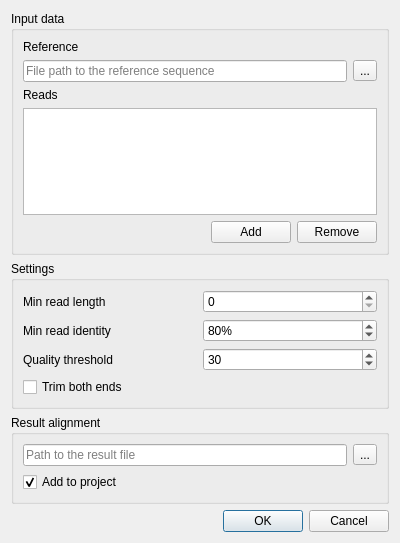
Before: the Qt Designer form src/plugins/external_tool_support/src/utils/AlignToReferenceBlastDialog.ui in violethaze74/ugene, drawn with Qt 5.
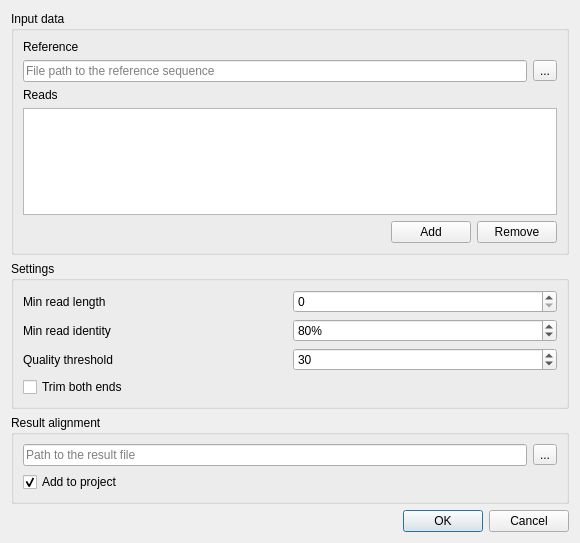
After: the same form once the commit is applied.

Commit message: UGENE-5325: save dialog settings between dialog launches

Diff of the .ui file:
```diff
--- a/src/plugins/external_tool_support/src/utils/AlignToReferenceBlastDialog.ui
+++ b/src/plugins/external_tool_support/src/utils/AlignToReferenceBlastDialog.ui
@@ -6,7 +6,7 @@
    <rect>
     <x>0</x>
     <y>0</y>
-    <width>400</width>
+    <width>580</width>
     <height>543</height>
    </rect>
   </property>
```
Left out of the diff: 2 changed lines with no effect on the pictures. The commit also changes 2 other files.
